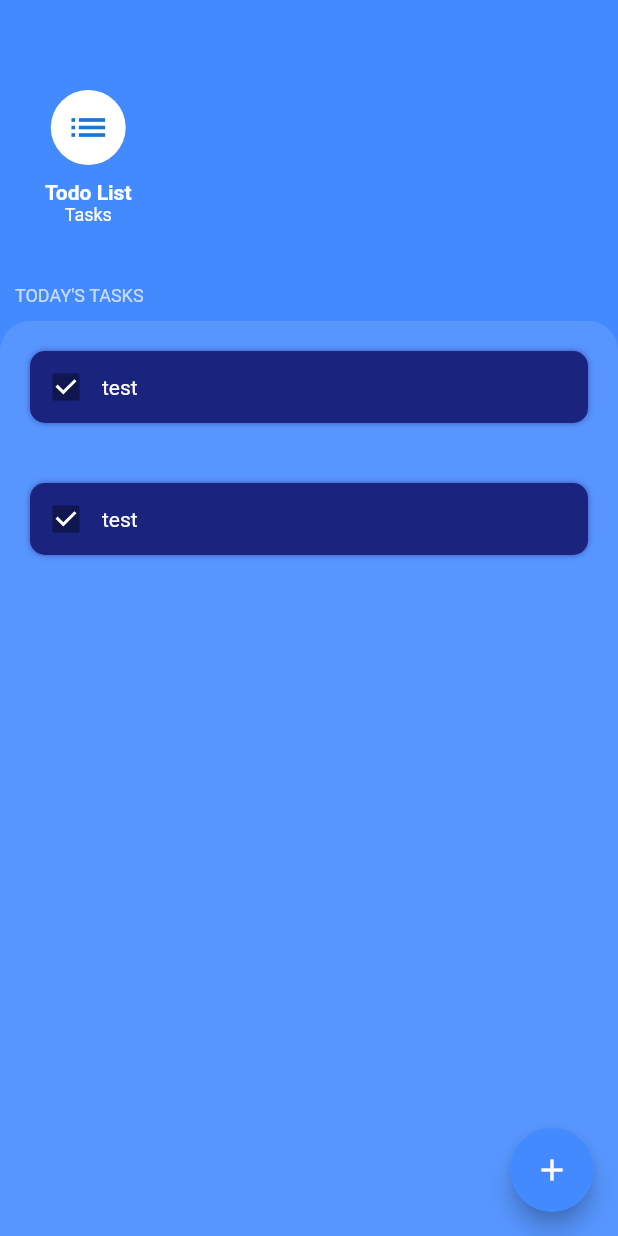
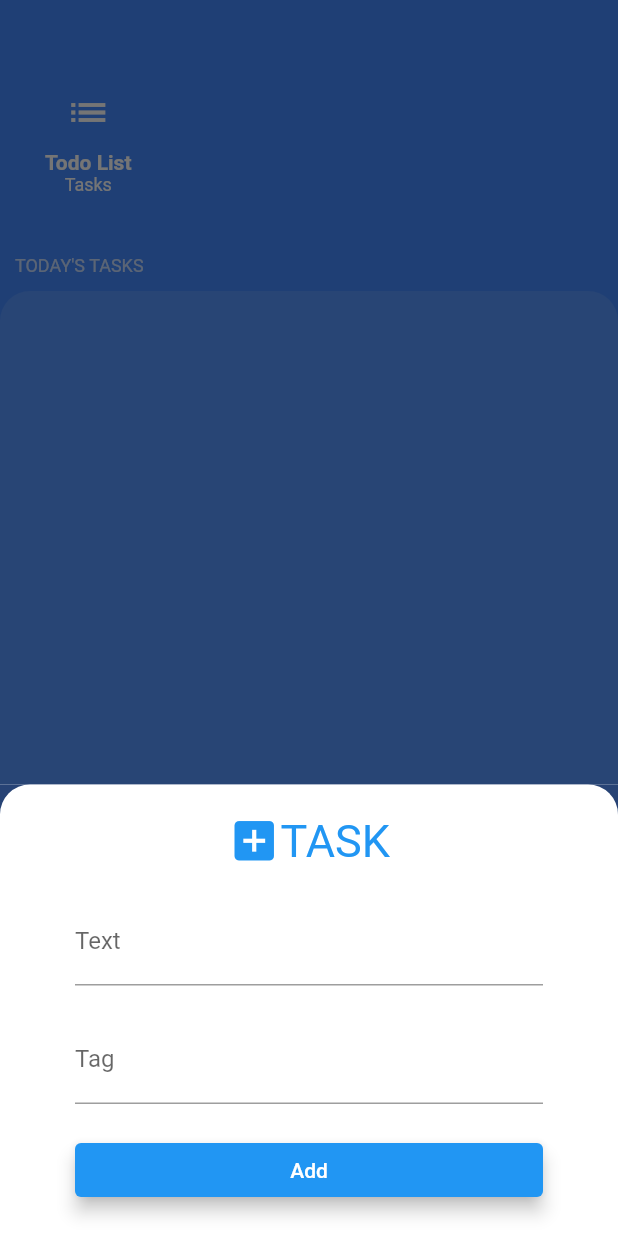
Before and after one commit to biryang/todo-list, a Flutter app: the screen it shows after launch, after a tap on the "add" icon, on a phone screen of 412 x 824 dp. Run offline on Flutter 3.47's test engine with Material 2 defaults, Android fonts, the phone set to English and light mode, and no system bars.

Commit message:
1. add 화면 추가 2. todo card 체크박스 테스트

```diff
--- a/lib/components/tasks_list.dart
+++ b/lib/components/tasks_list.dart
@@ -1,17 +1,18 @@
 import 'package:flutter/material.dart';
 import 'package:todo_list_app/components/task_card.dart';
+import 'package:todo_list_app/models/task.dart';
 
-class TasksList extends StatelessWidget {
-  const TasksList({
-    Key key,
-  }) : super(key: key);
+class TasksList extends StatefulWidget {
+  @override
+  _TasksListState createState() => _TasksListState();
+}
+
+class _TasksListState extends State<TasksList> {
 
   @override
   Widget build(BuildContext context) {
     return ListView(
       children: [
-        TaskCard(),
-        TaskCard(),
       ],
     );
   }
--- /dev/null
+++ b/lib/models/task.dart
@@ -0,0 +1,11 @@
+class Task {
+  final String text;
+  final String tag;
+  bool isDone;
+
+  Task({this.text, this.tag, this.isDone});
+
+  void toggleDone() {
+    isDone = !isDone;
+  }
+}
--- /dev/null
+++ b/lib/screens/add_task_bottom_screen.dart
@@ -0,0 +1,72 @@
+import 'package:flutter/material.dart';
+
+class AddTaskBottomScreen extends StatelessWidget {
+  @override
+  Widget build(BuildContext context) {
+    return Container(
+      color: Color(0xff274375),
+      child: Container(
+        padding: EdgeInsets.only(top: 20, left: 50, right: 50),
+        decoration: BoxDecoration(
+          color: Colors.white,
+          borderRadius: BorderRadius.only(
+            topLeft: Radius.circular(20),
+            topRight: Radius.circular(20),
+          ),
+        ),
+        child: Column(
+          crossAxisAlignment: CrossAxisAlignment.stretch,
+          children: [
+            Row(
+              mainAxisAlignment: MainAxisAlignment.center,
+              children: [
+                Icon(
+                  Icons.add_box,
+                  color: Colors.blue,
+                  size: 35,
+                ),
+                Text(
+                  'TASK',
+                  style: TextStyle(fontSize: 30.0, color: Colors.blue),
+                ),
+              ],
+            ),
+            SizedBox(
+              height: 20,
+            ),
+            TextField(
+              textAlign: TextAlign.center,
+              decoration: InputDecoration(
+                labelText: 'Text',
+              ),
+            ),
+            SizedBox(
+              height: 20,
+            ),
+            TextField(
+              textAlign: TextAlign.center,
+              decoration: InputDecoration(labelText: 'Tag'),
+            ),
+            SizedBox(
+              height: 20,
+            ),
+            TextButton(
+              onPressed: null,
+              style: TextButton.styleFrom(
+                backgroundColor: Colors.blue,
+                elevation: 5,
+              ),
+              child: Text(
+                'Add',
+                style: TextStyle(color: Colors.white),
+              ),
+            ),
+            SizedBox(
+              height: 20,
+            ),
+          ],
+        ),
+      ),
+    );
+  }
+}
--- a/lib/screens/todo_screen.dart
+++ b/lib/screens/todo_screen.dart
@@ -1,6 +1,8 @@
 import 'package:flutter/cupertino.dart';
 import 'package:flutter/material.dart';
 import 'package:todo_list_app/components/tasks_list.dart';
+
+import 'add_task_bottom_screen.dart';
 
 class TodoScreen extends StatelessWidget {
   @override
@@ -9,10 +11,20 @@ class TodoScreen extends StatelessWidget {
       child: Scaffold(
         backgroundColor: Colors.blueAccent,
         floatingActionButton: FloatingActionButton(
-          backgroundColor: Colors.blueAccent,
+          backgroundColor: Colors.blue[900],
           child: Icon(Icons.add),
           onPressed: () {
-            print('float');
+            print('add float');
+            showModalBottomSheet(
+              isScrollControlled: true,
+              context: context,
+              builder: (context) => SingleChildScrollView(
+                child:Container(
+                  padding: EdgeInsets.only(bottom: MediaQuery.of(context).viewInsets.top),
+                  child: AddTaskBottomScreen(),
+                ),
+              ),
+            );
           },
         ),
         body: Column(
@@ -26,13 +38,10 @@ class TodoScreen extends StatelessWidget {
                 child: Column(
                   crossAxisAlignment: CrossAxisAlignment.center,
                   children: [
-                    CircleAvatar(
-                      backgroundColor: Colors.white,
-                      child: Icon(
-                        Icons.list,
-                        size: 30,
-                      ),
-                      radius: 25.0,
+                    Icon(
+                      Icons.list,
+                      size: 30,
+                      color: Colors.white,
                     ),
                     SizedBox(
                       height: 10.0,
```
Also changed, not shown: lib/components/task_card.dart (+40 -13 lines).
